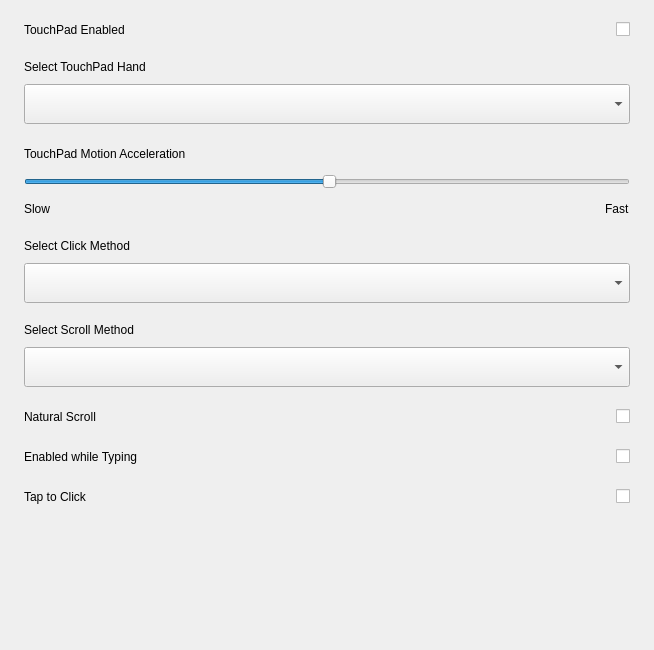
Before: the Qt Designer form src/pages/page-touchpad/touchpad-settings.ui in openeuler-mirror/kiran-control-panel, drawn with Qt 5.
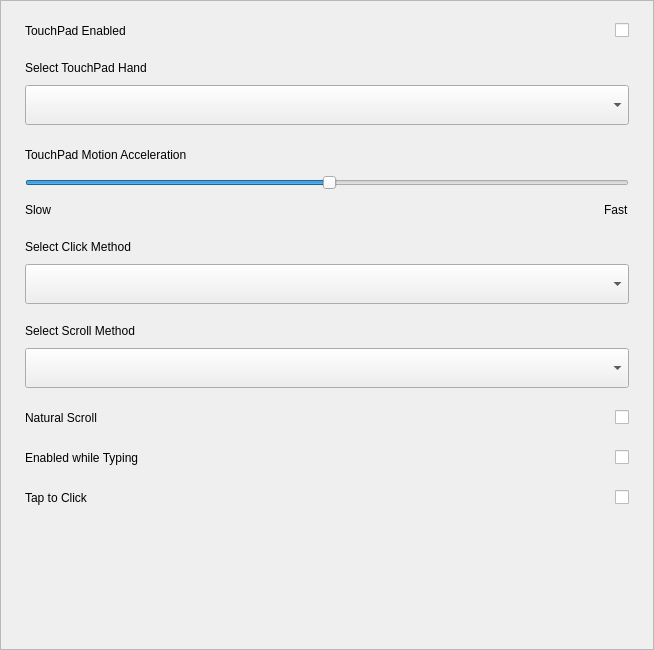
After: the same form once the commit is applied. Custom widgets are drawn as their Qt base class.

Commit message:
fix(*):add scrollArea in pages and add symbolic link of desktop file
- 在页面中添加滑动区域，添加desktop文件的软连接

Diff of the .ui file:
```diff
--- a/src/pages/page-touchpad/touchpad-settings.ui
+++ b/src/pages/page-touchpad/touchpad-settings.ui
@@ -15,6 +15,36 @@
   </property>
   <layout class="QVBoxLayout" name="verticalLayout_2">
    <property name="spacing">
+    <number>0</number>
+   </property>
+   <property name="leftMargin">
+    <number>0</number>
+   </property>
+   <property name="topMargin">
+    <number>0</number>
+   </property>
+   <property name="rightMargin">
+    <number>0</number>
+   </property>
+   <property name="bottomMargin">
+    <number>0</number>
+   </property>
+   <item>
+    <widget class="QScrollArea" name="scrollArea">
+     <property name="widgetResizable">
+      <bool>true</bool>
+     </property>
+     <widget class="QWidget" name="scrollAreaWidgetContents">
+      <property name="geometry">
+       <rect>
+        <x>0</x>
+        <y>0</y>
+        <width>652</width>
+        <height>648</height>
+       </rect>
+      </property>
+      <layout class="QVBoxLayout" name="verticalLayout">
+       <property name="spacing">
     <number>20</number>
    </property>
    <property name="leftMargin">
@@ -27,7 +57,7 @@
     <number>24</number>
    </property>
    <property name="bottomMargin">
-    <number>0</number>
+        <number>40</number>
    </property>
    <item>
     <widget class="QWidget" name="widget_tp_disable_touchpad" native="true">
@@ -459,10 +489,14 @@
      <property name="sizeHint" stdset="0">
       <size>
        <width>20</width>
-       <height>48</height>
+           <height>29</height>
       </size>
      </property>
     </spacer>
+       </item>
+      </layout>
+     </widget>
+    </widget>
    </item>
   </layout>
  </widget>
```
Lines whose indentation alone changed are shown as unchanged. The commit also changes 5 other files.
